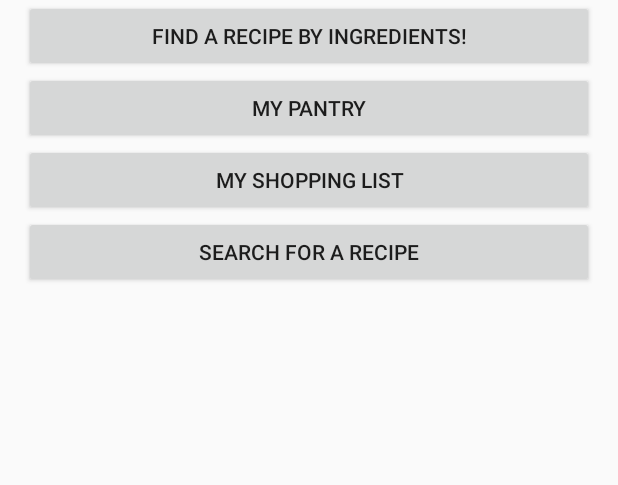
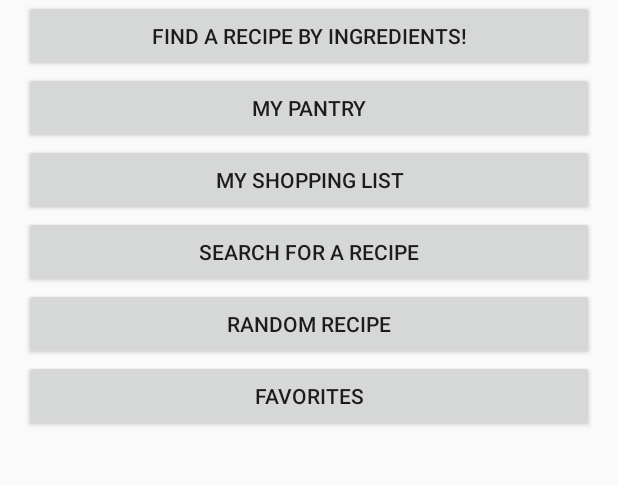
Before and after one commit to clumsyninja007/Sporkly, an Android app: the screen it shows after launch (MainActivity), on a phone screen of 412 x 824 dp, the part 77-562 px from its top. Run offline under Robolectric (Android 15) with nearby library versions, the phone set to English and light mode, and no system bars; pictures from the network do not load.

Commit message:
Added buttons for random recipe and favorites.

```diff
--- a/app/src/main/AndroidManifest.xml
+++ b/app/src/main/AndroidManifest.xml
@@ -21,6 +21,7 @@
         <activity android:name=".ShoppingListActivity" android:label="@string/myShoppingListLabel"></activity>
         <activity android:name=".RecipeSearchActivity" android:label="@string/recipeSearchButton"></activity>
         <activity android:name=".RecipeViewActivity" android:label="@string/recipeViewLabel"></activity>
+        <activity android:name=".FavoritesActivity" android:label="@string/favoritesLabel"></activity>
     </application>
 
     <uses-permission android:name="android.permission.INTERNET" />
--- a/app/src/main/java/com/example/aharm/sporkly/Util.java
+++ b/app/src/main/java/com/example/aharm/sporkly/Util.java
@@ -17,7 +17,7 @@ import java.net.HttpURLConnection;
 import java.net.URL;
 
 /**
- * Created by David on 12/3/2016.
+ * This class contains some useful functions used by various classes.
  */
 
 public class Util {
--- a/app/src/main/res/layout/activity_main.xml
+++ b/app/src/main/res/layout/activity_main.xml
@@ -42,4 +42,16 @@
         android:layout_width="match_parent"
         android:layout_height="wrap_content"
         android:id="@+id/recipeSearch"/>
+
+    <Button
+        android:text="@string/randomRecipeButton"
+        android:layout_width="match_parent"
+        android:layout_height="wrap_content"
+        android:id="@+id/randomRecipe" />
+
+    <Button
+        android:text="@string/favoritesButton"
+        android:layout_width="match_parent"
+        android:layout_height="wrap_content"
+        android:id="@+id/favoritesButton" />
 </LinearLayout>
--- a/app/src/main/res/values/strings.xml
+++ b/app/src/main/res/values/strings.xml
@@ -4,6 +4,8 @@
     <string name="myShoppingListButton">My Shopping List</string>
     <string name="myIngredientsButton">Find a Recipe by Ingredients!</string>
     <string name="recipeSearchButton">Search for a Recipe</string>
+    <string name="randomRecipeButton">Random Recipe</string>
+    <string name="favoritesButton">Favorites</string>
     <string name="welcomeText">Welcome to Sporkly!\nWhat would you like to do today?</string>
 
     <string name="myIngredientLabel">My Ingredients</string>
@@ -11,6 +13,7 @@
     <string name="myShoppingListLabel">My Shopping List</string>
     <string name="recipeSearchLabel">Recipe Search</string>
     <string name="recipeViewLabel">Recipe View</string>
+    <string name="favoritesLabel">Favorites</string>
 
     <string name="shoppingHint">Enter Ingredient Name</string>
     <string name="shoppingButton">Search Ingredients</string>
```
Also changed, not shown: app/src/main/java/com/example/aharm/sporkly/FavoritesActivity.java (added, +39 -0 lines), app/src/main/res/layout/favorites.xml (added, +7 -0 lines).
